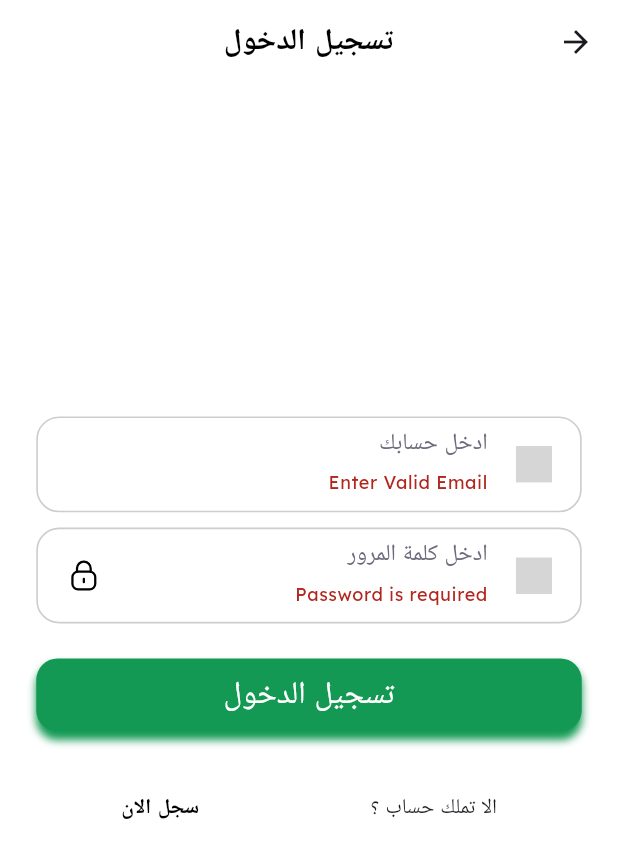
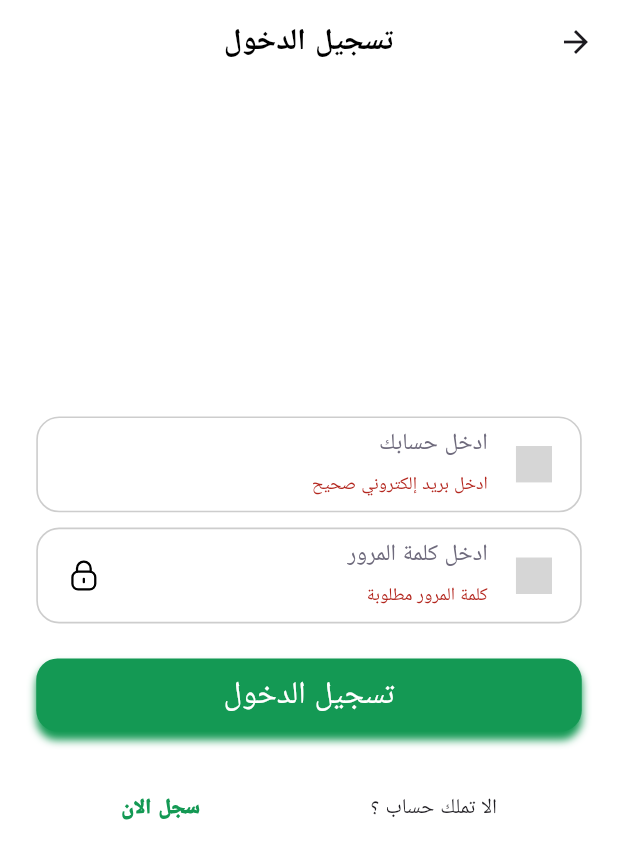
Before and after one commit to mohamed3652871-bit/To-Do-APP, a Flutter app: the LoginPage screen opened directly, after a tap on "تسجيل الدخول", on a phone screen of 412 x 824 dp. Shown: the top 859 px of the screen. Run offline on Flutter 3.47's test engine with Material 3 defaults, Android fonts, the phone set to English and light mode, and no system bars; our stand-ins replace bloc, dartz, dio, flutter_bloc, flutter_screenutil, flutter_svg and 3 more; accounts and stored records are empty; grey boxes are pictures that could not be loaded.

Commit message:
add translation to profile and validation and update baseUrl and edit appbar dimensions to be more responsive and more clean

```diff
--- a/lib/core/network/end_points.dart
+++ b/lib/core/network/end_points.dart
@@ -1,5 +1,5 @@
 abstract class EndPoints {
-  static const String baseURL = 'https://ntitodo-production-b847.up.railway.app/api/';
+  static const String baseURL = 'https://ntitodoapi-production-b6b7.up.railway.app/api/';
   static const String login = 'login';
   static const String register = 'register';
   static const String getTasks = 'my_tasks';
--- a/lib/core/translation/ar.dart
+++ b/lib/core/translation/ar.dart
@@ -1,39 +1,71 @@
 import 'translation_keys.dart';
 
 Map<String, String> ar = {
+
+  //  General
   TranslationKeys.appLanguage: 'English',
-
   TranslationKeys.hello: 'مرحبا !',
-  TranslationKeys.toDo: 'مهماتي',
-  TranslationKeys.welcome: 'اهلا بك في تاسكاتي',
+  TranslationKeys.toDo: 'مهامي',
+  TranslationKeys.welcome: 'اهلا بك في مهامي',
   TranslationKeys.welcomeText: 'هل انت جاهز لانهاء مهامك ؟ لنبدأ ذلك سويا',
   TranslationKeys.letsStart: r"لنبدأ",
-  TranslationKeys.homeHint : "لا يوجد مهام حتي الان.\nاضغط الزر \nلاضافة مهمة جديدة",
+  TranslationKeys.homeHint: "لا يوجد مهام حتي الان.\nاضغط الزر \nلاضافة مهمة جديدة",
 
+  //  Authentication
   TranslationKeys.login: 'تسجيل الدخول',
+  TranslationKeys.signUp: 'تسجيل جديد',
   TranslationKeys.email: 'الايميل',
   TranslationKeys.emailHint: 'ادخل حسابك',
+  TranslationKeys.password: 'كلمة السر',
   TranslationKeys.passwordHint: 'ادخل كلمة المرور',
+  TranslationKeys.confirmPassword: 'أعد ادخال كلمة السر',
+
   TranslationKeys.loginPageHelp: 'الا تملك حساب ؟',
   TranslationKeys.loginRegister: 'سجل الان',
-  TranslationKeys.pickImage : 'اختر صورة شخصية',
-  TranslationKeys.loginSnackBarA : 'تم تسجيل الدخول بنجاح\n مرحبا',
-  TranslationKeys.accountCreated : 'تم التسجيل بنجاح',
-  TranslationKeys.passwordNotMatch : "كلمة السر غير متطابقة",
-  TranslationKeys.pleasePickImage : "اختر صورة اولا",
-  TranslationKeys.registerPageHelp : "تمتلك حساب بالفعل ؟",
-  TranslationKeys.tasks:"عدد المهام",
+  TranslationKeys.registerPageHelp: "تمتلك حساب بالفعل ؟",
+
+  TranslationKeys.loginSnackBarA: 'تم تسجيل الدخول بنجاح\n مرحبا',
+  TranslationKeys.accountCreated: 'تم التسجيل بنجاح',
+  TranslationKeys.registerSuccessfully: 'تم التسجيل بنجاح',
+
+  TranslationKeys.passwordNotMatch: "كلمة السر غير متطابقة",
+  TranslationKeys.requiredField: 'هذا الحقل اجباري',
+
+  // Media
+  TranslationKeys.pickImage: 'اختر صورة شخصية',
+  TranslationKeys.pleasePickImage: "اختر صورة اولا",
+
+  //  Tasks
+  TranslationKeys.tasks: "عدد المهام",
+
+  //  Settings & Profile
   TranslationKeys.settings: 'الاعدادات',
-  TranslationKeys.profile:'تعديل الحساب',
-  TranslationKeys.changePassword:'تغيير كلمة السر',
-  TranslationKeys.logout:'تسجيل الخروج',
+  TranslationKeys.profile: 'تعديل الحساب',
+  TranslationKeys.changePassword: 'تغيير كلمة السر',
+  TranslationKeys.logout: 'تسجيل الخروج',
 
+  // Password
+  TranslationKeys.oldPassword: 'ادخل كلمة السر الحالية',
+  TranslationKeys.newPassword: "كلمة السر الجديدة",
+  TranslationKeys.passwordConditionMsg: 'يجب أن تحتوي كلمة المرور على الأحرف من A إلى Z، ومن a إلى z، ومن 0 إلى 9، وأن تتكون من 6 أحرف على الأقل.',
 
+  //  Actions
+  TranslationKeys.save: 'حفظ',
+  TranslationKeys.cancel: 'الغاء',
+  TranslationKeys.confirm: 'تاكيد',
+  TranslationKeys.delete: 'حذف',
 
-  TranslationKeys.signUp: 'تسجيل جديد',
-  TranslationKeys.password: 'كلمة السر',
-  TranslationKeys.confirmPassword: 'أعد ادخال كلمة السر',
-  TranslationKeys.registerSuccessfully: 'تم التسجيل بنجاح',
-  TranslationKeys.requiredField: 'هذا الحقل اجباري',
-  TranslationKeys.passwordConditionMsg: 'يجب أن تحتوي كلمة المرور على الأحرف من A إلى Z، ومن a إلى z، ومن 0 إلى 9، وأن تتكون من 6 أحرف على الأقل.',
+  //  Dialogs
+  TranslationKeys.confirmDelete: 'تاكيد الحذف',
+  TranslationKeys.deleteUser: 'حذف الحساب',
+  TranslationKeys.areYouSure: "هل انت متأكد من حذف الحساب ؟",
+
+  // Validators
+  TranslationKeys.invalidEmail: 'ادخل بريد إلكتروني صحيح',
+  TranslationKeys.passwordRequired: 'كلمة المرور مطلوبة',
+  TranslationKeys.passwordShort: 'كلمة المرور يجب أن تكون 6 أحرف على الأقل',
+  TranslationKeys.passwordUppercase: 'يجب أن تحتوي على حرف كبير واحد على الأقل',
+  TranslationKeys.passwordLowercase: 'يجب أن تحتوي على حرف صغير واحد على الأقل',
+  TranslationKeys.passwordNumber: 'يجب أن تحتوي على رقم واحد على الأقل',
+  TranslationKeys.passwordSymbol: 'يجب أن تحتوي على رمز واحد على الأقل',
 };
--- a/lib/core/translation/en.dart
+++ b/lib/core/translation/en.dart
@@ -1,38 +1,74 @@
 import 'translation_keys.dart';
 
 Map<String, String> en = {
+
+  // 🌍 General
   TranslationKeys.appLanguage: 'العربية',
+  TranslationKeys.hello: 'Hello!',
+  TranslationKeys.toDo: 'ToDo',
+  TranslationKeys.welcome: 'Welcome To Do It!',
+  TranslationKeys.welcomeText: r"Ready to conquer your tasks? Let's do it together.",
+  TranslationKeys.letsStart: r"Let's Start",
+  TranslationKeys.homeHint: "There are no tasks yet.\nPress the button\n to add a new task",
 
-  TranslationKeys.toDo: 'ToDo',
-  TranslationKeys.welcome: 'Welcome To Do It !',
-  TranslationKeys.welcomeText: r"Ready to conquer your tasks? Let's Do It together.",
-  TranslationKeys.letsStart: r"Let's Start",
-  TranslationKeys.login: 'LogIn',
+  // 🔐 Authentication
+  TranslationKeys.login: 'Login',
+  TranslationKeys.signUp: 'Sign Up',
+  TranslationKeys.newAccount: 'New Account',
+  TranslationKeys.nameLabel: 'Full Name',
+
   TranslationKeys.email: 'Email',
-  TranslationKeys.nameLabel: 'Full Name',
-  TranslationKeys.newAccount :'New Account',
-  TranslationKeys.hello: 'Hello!',
-  TranslationKeys.emailHint: 'Enter Email here',
-  TranslationKeys.passwordHint: 'Enter password here',
-  TranslationKeys.loginPageHelp: "Don't have An Account?",
+  TranslationKeys.emailHint: 'Enter your email',
+  TranslationKeys.password: 'Password',
+  TranslationKeys.passwordHint: 'Enter your password',
+  TranslationKeys.confirmPassword: 'Confirm Password',
+
+  TranslationKeys.loginPageHelp: "Don't have an account?",
   TranslationKeys.loginRegister: 'Register',
-  TranslationKeys.pickImage : 'Pick Image',
-  TranslationKeys.loginSnackBarA : 'Login successfully\n Welcome',
-  TranslationKeys.accountCreated : 'Account Created',
-  TranslationKeys.passwordNotMatch : "Passwords don't match!",
-  TranslationKeys.pleasePickImage : "Please pick an image",
-  TranslationKeys.registerPageHelp : "Already Have An Account?",
-  TranslationKeys.homeHint : "There are no tasks yet, Press the button \nTo add New Task",
-  TranslationKeys.tasks:"Tasks",
-  TranslationKeys.signUp: 'Sign Up',
+  TranslationKeys.registerPageHelp: "Already have an account?",
+
+  TranslationKeys.loginSnackBarA: 'Logged in successfully\nWelcome',
+  TranslationKeys.accountCreated: 'Account created successfully',
+  TranslationKeys.registerSuccessfully: 'Registered successfully',
+
+  TranslationKeys.passwordNotMatch: "Passwords don't match!",
+  TranslationKeys.requiredField: 'This field is required',
+
+  // Media
+  TranslationKeys.pickImage: 'Pick an image',
+  TranslationKeys.pleasePickImage: "Please pick an image first",
+
+  // Tasks
+  TranslationKeys.tasks: "Tasks",
+
+  //  Settings & Profile
   TranslationKeys.settings: 'Settings',
+  TranslationKeys.profile: 'Update Profile',
   TranslationKeys.changePassword: 'Change Password',
-  TranslationKeys.password: 'Password',
   TranslationKeys.logout: 'Logout',
-  TranslationKeys.profile: 'Update Profile',
-  TranslationKeys.confirmPassword: 'Confirm Password',
-  TranslationKeys.registerSuccessfully: 'Register successfully',
-  TranslationKeys.requiredField: 'This field is required',
-  TranslationKeys.passwordConditionMsg: 'Password must contain A-Z, a-z, 0-9 and at least 6 characters',
 
+  // Password
+  TranslationKeys.oldPassword: 'Enter current password',
+  TranslationKeys.newPassword: 'New Password',
+  TranslationKeys.passwordConditionMsg: 'Password must contain A-Z, a-z, 0-9 and be at least 6 characters long',
+
+  //  Actions
+  TranslationKeys.save: 'Save',
+  TranslationKeys.cancel: 'Cancel',
+  TranslationKeys.confirm: 'Confirm',
+  TranslationKeys.delete: 'Delete',
+
+  //️ Dialogs
+  TranslationKeys.confirmDelete: 'Confirm Delete',
+  TranslationKeys.deleteUser: 'Delete Account',
+  TranslationKeys.areYouSure: "Are you sure you want to delete your account?",
+
+  // Validators
+  TranslationKeys.invalidEmail: 'Enter a valid email',
+  TranslationKeys.passwordRequired: 'Password is required',
+  TranslationKeys.passwordShort: 'Password must be at least 6 characters',
+  TranslationKeys.passwordUppercase: 'Must contain at least 1 uppercase letter',
+  TranslationKeys.passwordLowercase: 'Must contain at least 1 lowercase letter',
+  TranslationKeys.passwordNumber: 'Must contain at least 1 number',
+  TranslationKeys.passwordSymbol: 'Must contain at least 1 symbol',
 };
--- a/lib/core/translation/translation_keys.dart
+++ b/lib/core/translation/translation_keys.dart
@@ -1,42 +1,71 @@
 class TranslationKeys {
-
-  static const String toDo = 'ToDO';
-  static const String appLanguage = 'English';
+  // General
+  static const String toDo = 'toDo';
+  static const String appLanguage = 'appLanguage';
   static const String welcome = 'welcome';
   static const String welcomeText = 'welcomeText';
+  static const String letsStart = 'letsStart';
+  static const String hello = 'hello';
+  static const String homeHint = 'homeHint';
 
-  static const String letsStart = 'letsStart';
+  // Validators
+  static const String invalidEmail = 'invalidEmail';
+  static const String passwordRequired = 'passwordRequired';
+  static const String passwordShort = 'passwordShort';
+  static const String passwordUppercase = 'passwordUppercase';
+  static const String passwordLowercase = 'passwordLowercase';
+  static const String passwordNumber = 'passwordNumber';
+  static const String passwordSymbol = 'passwordSymbol';
 
-
+  // Authentication
   static const String login = 'login';
   static const String signUp = 'signUp';
-  static const String nameLabel = 'Full Name';
-  static const String hello = 'Hello';
-  static const String homeHint = 'homeHint';
-  static const String tasks = 'Tasks';
-  static const String settings = 'Settings';
-  static const String profile = 'profile';
-  static const String logout = 'logout';
-  static const String changePassword = 'changePassword';
+  static const String newAccount = 'newAccount';
+  static const String loginPageHelp = 'loginPageHelp';
+  static const String loginRegister = 'loginRegister';
+  static const String registerPageHelp = 'registerPageHelp';
 
+  // Form Fields
+  static const String nameLabel = 'nameLabel';
   static const String email = 'email';
+  static const String emailHint = 'emailHint';
   static const String password = 'password';
-  static const String confirmPassword = 'Confirm Password';
-  static const String emailHint = 'emailHint';
   static const String passwordHint = 'passwordHint';
-  static const String loginPageHelp = "Don't have An Account?";
-  static const String loginRegister = 'register';
-  static const String pickImage = 'Pick Image';
-  static const String loginSnackBarA = 'Login successfully\n Welcome';
-  static const String accountCreated = '"Account Created!"';
-  static const String passwordNotMatch = "Passwords don't match!";
-  static const String pleasePickImage = "Please pick an image";
-  static const String registerPageHelp = "Already Have An Account?";
+  static const String confirmPassword = 'confirmPassword';
 
-  static const String newAccount = 'New Account';
+  // Feedback / Messages
+  static const String loginSnackBarA = 'loginSnackBarA';
+  static const String accountCreated = 'accountCreated';
   static const String registerSuccessfully = 'registerSuccessfully';
+  static const String passwordNotMatch = 'passwordNotMatch';
   static const String requiredField = 'requiredField';
   static const String passwordConditionMsg = 'passwordConditionMsg';
+  static const String pleasePickImage = 'pleasePickImage';
 
+  // Media
+  static const String pickImage = 'pickImage';
 
-  }
+  // Tasks
+  static const String tasks = 'tasks';
+
+  // Settings & Profile
+  static const String settings = 'settings';
+  static const String profile = 'profile';
+  static const String changePassword = 'changePassword';
+  static const String logout = 'logout';
+
+  // Password Actions
+  static const String oldPassword = 'oldPassword';
+  static const String newPassword = 'newPassword';
+
+  // Actions
+  static const String save = 'save';
+  static const String cancel = 'cancel';
+  static const String confirm = 'confirm';
+  static const String delete = 'delete';
+
+  // Dialogs
+  static const String confirmDelete = 'confirmDelete';
+  static const String deleteUser = 'deleteUser';
+  static const String areYouSure = 'areYouSure';
+}
--- a/lib/core/utils/app_assets.dart
+++ b/lib/core/utils/app_assets.dart
@@ -5,8 +5,8 @@ abstract class AppAssets{
   static const String letsStartLogo ="${_svgAssetBasePath}letsStart.svg";
   static const String homeLogo ="${_svgAssetBasePath}home.svg";
   static const String placeHolder ="${_imageAssetBasePath}placeholder.png";
-  static const String loginLogo ="${_imageAssetBasePath}palestine_flag.PNG";
-  static const String userPhoto ="${_imageAssetBasePath}palestine_flag.PNG";
+  static const String loginLogo ="${_imageAssetBasePath}palestine_flag2.PNG";
+  static const String userPhoto ="${_imageAssetBasePath}palestine_flag2.PNG";
 
 
 }
--- a/lib/features/auth/data/validators.dart
+++ b/lib/core/widgets/validators.dart
@@ -1,32 +1,36 @@
+import 'package:get/get_utils/src/extensions/internacionalization.dart';
+
+import '../translation/translation_keys.dart';
+
 String? validateEmail(String? value) {
   RegExp emailRegex = RegExp(r'^[\w-\.]+@([\w-]+\.)+[\w-]{2,4}$');
   bool result = emailRegex.hasMatch(value ?? '');
-  return result ? null : 'Enter Valid Email';
+  return result ? null : TranslationKeys.invalidEmail.tr;
 }
 
 String? validatePassword(String? value) {
   if (value == null || value.isEmpty) {
-    return 'Password is required';
+    return TranslationKeys.passwordRequired.tr;
   }
 
   if (value.length < 6) {
-    return 'Password must be at least 6 characters';
+    return TranslationKeys.passwordShort.tr;
   }
 
   if (!RegExp(r'[A-Z]').hasMatch(value)) {
-    return 'Must contain at least 1 uppercase letter';
+    return TranslationKeys.passwordUppercase.tr;
   }
 
   if (!RegExp(r'[a-z]').hasMatch(value)) {
-    return 'Must contain at least 1 lowercase letter';
+    return TranslationKeys.passwordLowercase.tr;
   }
 
   if (!RegExp(r'\d').hasMatch(value)) {
-    return 'Must contain at least 1 number';
+    return TranslationKeys.passwordNumber.tr;
   }
 
   if (!RegExp(r'[@$!%*?&]').hasMatch(value)) {
-    return 'Must contain at least 1 symbol';
+    return TranslationKeys.passwordSymbol.tr;
   }
 
   return null;
--- a/lib/features/auth/views/login.dart
+++ b/lib/features/auth/views/login.dart
@@ -5,7 +5,7 @@ import '../../../core/translation/translation_keys.dart';
 import '../../home/views/home_page.dart';
 import '../cubit/login_cubit.dart';
 import '../cubit/login_state.dart';
-import '../data/validators.dart';
+import '../../../core/widgets/validators.dart';
 import 'register.dart';
 import '../../../../core/utils/app_icons.dart';
 import '../../../../core/utils/shared_packages.dart';
@@ -211,9 +211,9 @@ class _LoginPageState extends State<LoginPage> {
                                           child: Text(
                                             TranslationKeys.loginRegister.tr,
                                             style: TextStyle(
-                                              color: AppColors.appBlack,
+                                              color: AppColors.appGreen1,
                                               fontSize: 14,
-                                              fontWeight: FontWeight.w600,
+                                              fontWeight: FontWeight.w900,
                                             ),
                                           ),
                                         ),
--- a/lib/features/auth/views/register.dart
+++ b/lib/features/auth/views/register.dart
@@ -10,7 +10,7 @@ import 'package:to_do_app/core/widgets/custom_text_form.dart';
 
 import '../cubit/register_cubit.dart';
 import '../cubit/register_state.dart';
-import '../data/validators.dart';
+import '../../../core/widgets/validators.dart';
 import 'login.dart';
 
 class RegisterPage extends StatefulWidget {
--- a/lib/features/settings_page/cubit/update_profile_cubit.dart
+++ b/lib/features/settings_page/cubit/update_profile_cubit.dart
@@ -12,6 +12,7 @@ class ProfileUpdateCubit extends Cubit<ProfileUpdateState> {
 
     final result = await APIHelper.updateProfile(
       userName: username,
+
     );
 
     result.fold(
```
Also changed, not shown: lib/core/widgets/my_app_bar.dart (+52 -64 lines), lib/features/settings_page/views/change_password.dart (+29 -43 lines), lib/features/settings_page/views/update_profile.dart (+31 -24 lines).
